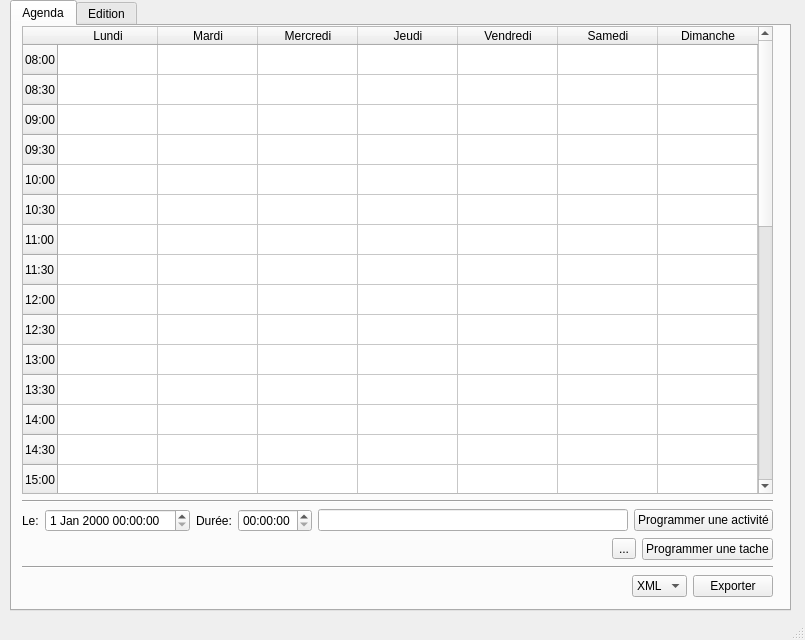
Old version of the form mainwindow.ui in the repository TamtamHero/LO21.
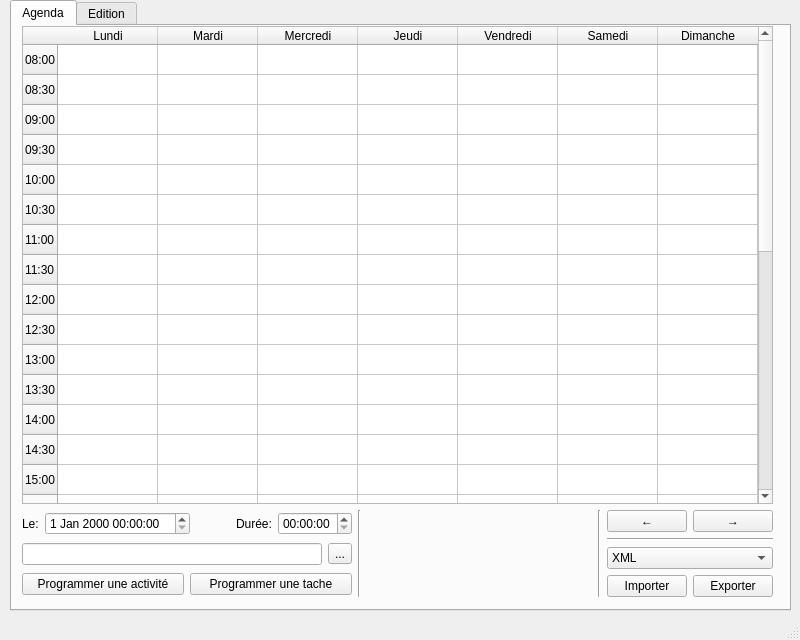
New version of the form. The open tabs and pages were chosen to show the change.

Commit message: User interface update for scheduler part

What changed in the file:
```diff
--- a/mainwindow.ui
+++ b/mainwindow.ui
@@ -6,7 +6,7 @@
    <rect>
     <x>0</x>
     <y>0</y>
-    <width>805</width>
+    <width>800</width>
     <height>640</height>
    </rect>
   </property>
@@ -211,11 +211,6 @@
            <string>23:30</string>
           </property>
          </row>
-         <row>
-          <property name="text">
-           <string>00:00</string>
-          </property>
-         </row>
          <column>
           <property name="text">
            <string>Lundi</string>
@@ -251,19 +246,27 @@
            <string>Dimanche</string>
           </property>
          </column>
-        </widget>
-       </item>
-       <item>
-        <widget class="Line" name="line">
-         <property name="orientation">
-          <enum>Qt::Horizontal</enum>
-         </property>
+         <item row="28" column="1">
+          <property name="text">
+           <string/>
+          </property>
+         </item>
         </widget>
        </item>
        <item>
-        <layout class="QHBoxLayout" name="horizontalLayout_21">
+        <layout class="QHBoxLayout" name="horizontalLayout_7">
+         <item>
+          <layout class="QVBoxLayout" name="verticalLayout_3">
+           <item>
+            <layout class="QHBoxLayout" name="horizontalLayout_2">
          <item>
           <widget class="QLabel" name="label_21">
+               <property name="sizePolicy">
+                <sizepolicy hsizetype="Maximum" vsizetype="Preferred">
+                 <horstretch>0</horstretch>
+                 <verstretch>0</verstretch>
+                </sizepolicy>
+               </property>
            <property name="text">
             <string>Le:</string>
            </property>
@@ -272,8 +275,27 @@
          <item>
           <widget class="QDateTimeEdit" name="dateTimeEdit_scheduler_datetime"/>
          </item>
+             <item>
+              <spacer name="horizontalSpacer_4">
+               <property name="orientation">
+                <enum>Qt::Horizontal</enum>
+               </property>
+               <property name="sizeHint" stdset="0">
+                <size>
+                 <width>40</width>
+                 <height>20</height>
+                </size>
+               </property>
+              </spacer>
+             </item>
          <item>
           <widget class="QLabel" name="label_20">
+               <property name="maximumSize">
+                <size>
+                 <width>40</width>
+                 <height>16777215</height>
+                </size>
+               </property>
            <property name="text">
             <string>Durée:</string>
            </property>
@@ -282,46 +304,61 @@
          <item>
           <widget class="QTimeEdit" name="timeEdit_scheduler_duration"/>
          </item>
+            </layout>
+           </item>
+           <item>
+            <layout class="QHBoxLayout" name="horizontalLayout_3">
          <item>
           <widget class="QLineEdit" name="lineEdit_scheduler_title">
+               <property name="sizePolicy">
+                <sizepolicy hsizetype="Maximum" vsizetype="Fixed">
+                 <horstretch>0</horstretch>
+                 <verstretch>0</verstretch>
+                </sizepolicy>
+               </property>
+               <property name="maximumSize">
+                <size>
+                 <width>380</width>
+                 <height>16777215</height>
+                </size>
+               </property>
            <property name="text">
             <string/>
            </property>
           </widget>
          </item>
+             <item>
+              <widget class="QToolButton" name="toolButton_scheduler_taskSelection">
+               <property name="text">
+                <string>...</string>
+               </property>
+              </widget>
+             </item>
+            </layout>
+           </item>
+           <item>
+            <layout class="QHBoxLayout" name="horizontalLayout_4">
          <item>
           <widget class="QPushButton" name="pushButton_scheduler_validateActivity">
+               <property name="sizePolicy">
+                <sizepolicy hsizetype="Expanding" vsizetype="Fixed">
+                 <horstretch>0</horstretch>
+                 <verstretch>0</verstretch>
+                </sizepolicy>
+               </property>
            <property name="text">
             <string>Programmer une activité</string>
            </property>
           </widget>
          </item>
-        </layout>
-       </item>
-       <item>
-        <layout class="QHBoxLayout" name="horizontalLayout_19">
-         <item>
-          <spacer name="horizontalSpacer_3">
-           <property name="orientation">
-            <enum>Qt::Horizontal</enum>
-           </property>
-           <property name="sizeHint" stdset="0">
-            <size>
-             <width>40</width>
-             <height>20</height>
-            </size>
-           </property>
-          </spacer>
-         </item>
-         <item>
-          <widget class="QToolButton" name="toolButton_scheduler_taskSelection">
-           <property name="text">
-            <string>...</string>
-           </property>
-          </widget>
-         </item>
          <item>
           <widget class="QPushButton" name="pushButton_scheduler_validateTask">
+               <property name="sizePolicy">
+                <sizepolicy hsizetype="Expanding" vsizetype="Fixed">
+                 <horstretch>0</horstretch>
+                 <verstretch>0</verstretch>
+                </sizepolicy>
+               </property>
            <property name="maximumSize">
             <size>
              <width>200</width>
@@ -335,6 +372,55 @@
          </item>
         </layout>
        </item>
+          </layout>
+         </item>
+         <item>
+          <widget class="Line" name="line">
+           <property name="orientation">
+            <enum>Qt::Vertical</enum>
+           </property>
+          </widget>
+         </item>
+         <item>
+          <spacer name="horizontalSpacer_2">
+           <property name="orientation">
+            <enum>Qt::Horizontal</enum>
+           </property>
+           <property name="sizeHint" stdset="0">
+            <size>
+             <width>40</width>
+             <height>20</height>
+            </size>
+           </property>
+          </spacer>
+         </item>
+         <item>
+          <widget class="Line" name="line_3">
+           <property name="orientation">
+            <enum>Qt::Vertical</enum>
+           </property>
+          </widget>
+         </item>
+         <item>
+          <layout class="QVBoxLayout" name="verticalLayout_6">
+           <item>
+            <layout class="QHBoxLayout" name="horizontalLayout_6">
+             <item>
+              <widget class="QPushButton" name="pushButton_2">
+               <property name="text">
+                <string>←</string>
+               </property>
+              </widget>
+             </item>
+             <item>
+              <widget class="QPushButton" name="pushButton_3">
+               <property name="text">
+                <string>→</string>
+               </property>
+              </widget>
+             </item>
+            </layout>
+           </item>
        <item>
         <widget class="Line" name="line_2">
          <property name="orientation">
@@ -344,19 +430,6 @@
        </item>
        <item>
         <layout class="QHBoxLayout" name="horizontalLayout_22">
-         <item>
-          <spacer name="horizontalSpacer_2">
-           <property name="orientation">
-            <enum>Qt::Horizontal</enum>
-           </property>
-           <property name="sizeHint" stdset="0">
-            <size>
-             <width>40</width>
-             <height>20</height>
-            </size>
-           </property>
-          </spacer>
-         </item>
          <item>
           <widget class="QComboBox" name="comboBox_scheduler_export">
            <property name="minimumSize">
@@ -377,6 +450,17 @@
            </item>
           </widget>
          </item>
+            </layout>
+           </item>
+           <item>
+            <layout class="QHBoxLayout" name="horizontalLayout_5">
+             <item>
+              <widget class="QPushButton" name="pushButton">
+               <property name="text">
+                <string>Importer</string>
+               </property>
+              </widget>
+             </item>
          <item>
           <widget class="QPushButton" name="pushButton_scheduler_export">
            <property name="text">
@@ -387,6 +471,10 @@
         </layout>
        </item>
       </layout>
+         </item>
+        </layout>
+       </item>
+      </layout>
      </widget>
     </widget>
     <widget class="QWidget" name="tab_4">
```
Left out of the diff: 10 changed lines with no effect on the pictures. Lines whose indentation alone changed are shown as unchanged. The commit also changes 4 other files.
